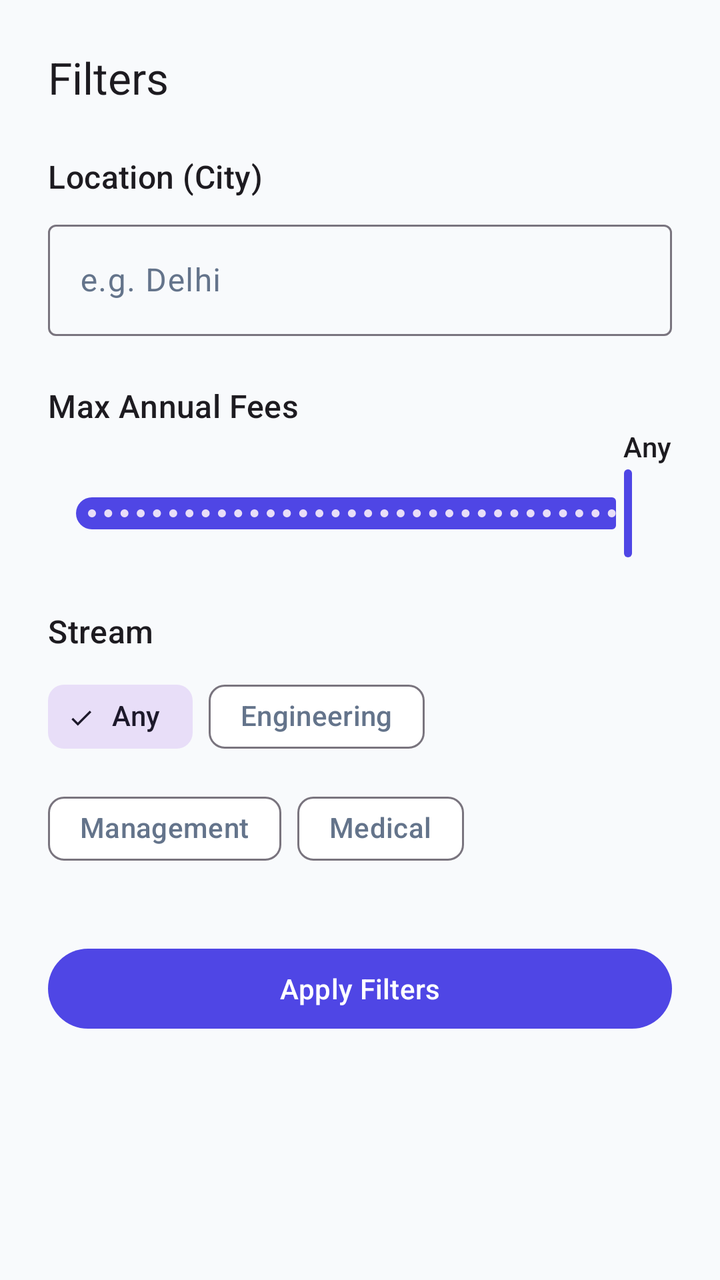
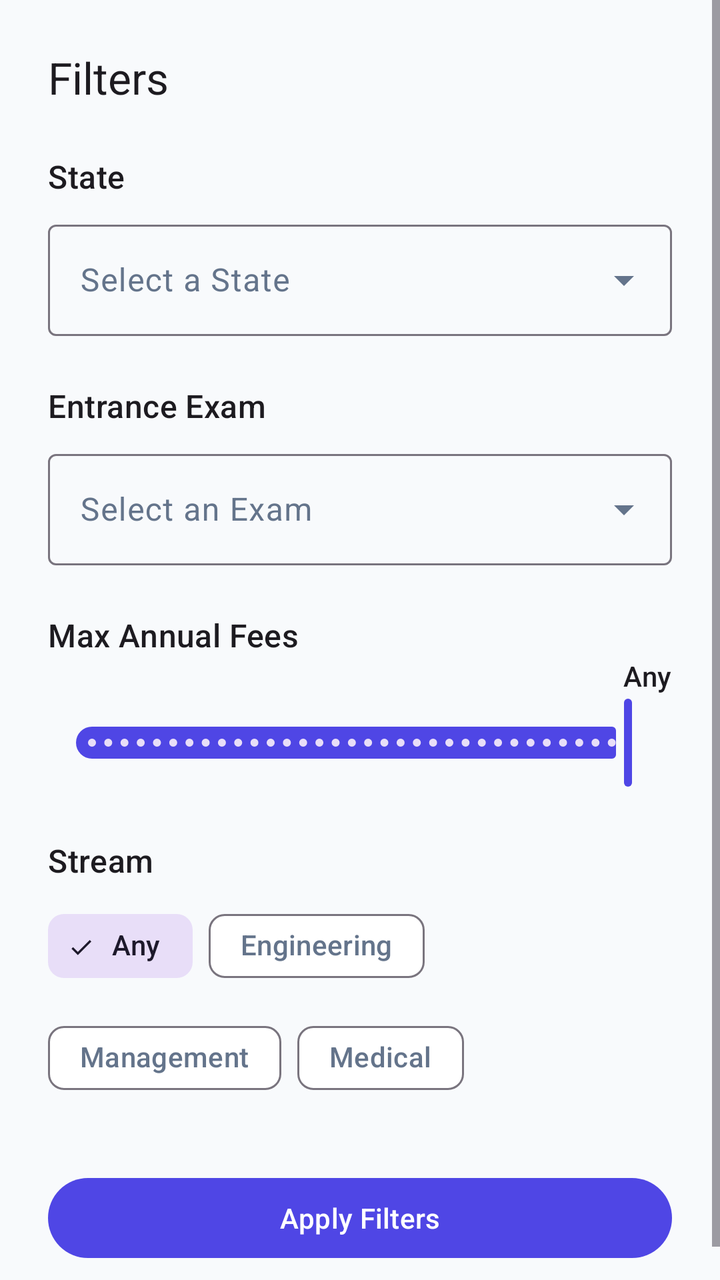

Before-and-after screenshots of an Android layout around one commit, followed by the original layout XML and the change that was made.
<!-- AndroidManifest.xml: application theme Theme.CareerFlow -->
<!-- res/layout/bottom_sheet_filter.xml -->
<?xml version="1.0" encoding="utf-8"?>
<ScrollView xmlns:android="http://schemas.android.com/apk/res/android"
    xmlns:app="http://schemas.android.com/apk/res-auto"
    xmlns:tools="http://schemas.android.com/tools"
    android:layout_width="match_parent"
    android:layout_height="wrap_content">

    <LinearLayout
        android:layout_width="match_parent"
        android:layout_height="wrap_content"
        android:orientation="vertical"
        android:padding="24dp">

        <TextView
            android:layout_width="wrap_content"
            android:layout_height="wrap_content"
            android:text="@string/filter_title"
            android:textAppearance="@style/TextAppearance.Material3.TitleLarge" />

        <TextView
            android:layout_width="wrap_content"
            android:layout_height="wrap_content"
            android:layout_marginTop="24dp"
            android:text="@string/filter_location_label"
            android:textAppearance="@style/TextAppearance.Material3.TitleMedium"/>

        <com.google.android.material.textfield.TextInputLayout
            android:id="@+id/location_layout"
            style="@style/Widget.Material3.TextInputLayout.OutlinedBox"
            android:layout_width="match_parent"
            android:layout_height="wrap_content"
            android:layout_marginTop="8dp"
            android:hint="@string/filter_location_hint">
            <com.google.android.material.textfield.TextInputEditText
                android:id="@+id/location_edit_text"
                android:layout_width="match_parent"
                android:layout_height="wrap_content" />
        </com.google.android.material.textfield.TextInputLayout>

        <TextView
            android:layout_width="wrap_content"
            android:layout_height="wrap_content"
            android:layout_marginTop="24dp"
            android:text="@string/filter_fees_label"
            android:textAppearance="@style/TextAppearance.Material3.TitleMedium"/>

        <TextView
            android:id="@+id/fees_value_text"
            android:layout_width="wrap_content"
            android:layout_height="wrap_content"
            android:layout_gravity="end"
            android:text="@string/filter_option_any"
            android:textAppearance="@style/TextAppearance.Material3.LabelLarge"/>

        <com.google.android.material.slider.Slider
            android:id="@+id/fees_slider"
            android:layout_width="match_parent"
            android:layout_height="wrap_content"
            android:stepSize="1.0"
            android:value="50.0"
            android:valueFrom="1.0"
            android:valueTo="50.0"
            tools:ignore="SpeakableTextPresentCheck" />

        <TextView
            android:layout_width="wrap_content"
            android:layout_height="wrap_content"
            android:layout_marginTop="24dp"
            android:text="@string/filter_stream_label"
            android:textAppearance="@style/TextAppearance.Material3.TitleMedium"/>

        <com.google.android.material.chip.ChipGroup
            android:id="@+id/streamChipGroup"
            android:layout_width="match_parent"
            android:layout_height="wrap_content"
            android:layout_marginTop="8dp"
            app:singleSelection="true">

            <com.google.android.material.chip.Chip
                android:id="@+id/chip_any"
                style="@style/Widget.Material3.Chip.Filter"
                android:layout_width="wrap_content"
                android:layout_height="wrap_content"
                android:text="@string/filter_option_any"
                android:checked="true"/>

            <com.google.android.material.chip.Chip
                android:id="@+id/chip_engineering"
                style="@style/Widget.Material3.Chip.Filter"
                android:layout_width="wrap_content"
                android:layout_height="wrap_content"
                android:text="@string/filter_stream_engineering" />

            <com.google.android.material.chip.Chip
                android:id="@+id/chip_management"
                style="@style/Widget.Material3.Chip.Filter"
                android:layout_width="wrap_content"
                android:layout_height="wrap_content"
                android:text="@string/filter_stream_management" />

            <com.google.android.material.chip.Chip
                android:id="@+id/chip_medical"
                style="@style/Widget.Material3.Chip.Filter"
                android:layout_width="wrap_content"
                android:layout_height="wrap_content"
                android:text="@string/filter_stream_medical" />

        </com.google.android.material.chip.ChipGroup>

        <com.google.android.material.button.MaterialButton
            android:id="@+id/apply_filters_button"
            android:layout_width="match_parent"
            android:layout_height="wrap_content"
            android:layout_marginTop="32dp"
            android:text="@string/apply_filters" />

    </LinearLayout>
</ScrollView>
<!-- resources referenced by this layout -->
<resources>
  <string name="apply_filters">Apply Filters</string>
  <string name="filter_fees_label">Max Annual Fees</string>
  <string name="filter_location_hint">e.g. Delhi</string>
  <string name="filter_location_label">Location (City)</string>
  <string name="filter_option_any">Any</string>
  <string name="filter_stream_engineering">Engineering</string>
  <string name="filter_stream_label">Stream</string>
  <string name="filter_stream_management">Management</string>
  <string name="filter_stream_medical">Medical</string>
  <string name="filter_title">Filters</string>
  <style name="Theme.CareerFlow" parent="Theme.Material3.DayNight.NoActionBar">
          <item name="colorPrimary">@color/primary</item>
          <item name="colorPrimaryVariant">@color/primary_variant</item>
          <item name="colorOnPrimary">@color/white</item>
          <item name="colorSecondary">@color/secondary</item>
          <item name="colorOnSecondary">@color/white</item>
  
          <item name="android:colorBackground">@color/background</item>
          <item name="colorSurface">@color/surface</item>
          <item name="colorOnBackground">@color/text_primary</item>
          <item name="colorOnSurface">@color/text_primary</item>
          <item name="colorOnSurfaceVariant">@color/text_secondary</item>
  
          <item name="colorSuccess">@color/success</item>
          <item name="colorInfo">@color/info</item>
  
          <item name="android:statusBarColor">@android:color/transparent</item>
          <item name="android:windowLightStatusBar">true</item>
          <item name="android:navigationBarColor">@android:color/transparent</item>
      </style>
  <color name="primary">#4F46E5</color>
  <color name="primary_variant">#3730A3</color>
  <color name="white">#FFFFFFFF</color>
  <color name="secondary">#0D9488</color>
  <color name="background">#F8FAFC</color>
  <color name="surface">#FFFFFF</color>
  <color name="text_primary">#1E293B</color>
  <color name="text_secondary">#64748B</color>
  <color name="success">#059669</color>
  <color name="info">#2563EB</color>
</resources>

<!-- the commit's change to res/layout/bottom_sheet_filter.xml (unified diff, before → after) -->
@@ -3,7 +3,8 @@
     xmlns:app="http://schemas.android.com/apk/res-auto"
     xmlns:tools="http://schemas.android.com/tools"
     android:layout_width="match_parent"
-    android:layout_height="wrap_content">
+    android:layout_height="wrap_content"
+    tools:context=".ui.colleges.FilterBottomSheetFragment">
 
     <LinearLayout
         android:layout_width="match_parent"
@@ -21,20 +22,44 @@
             android:layout_width="wrap_content"
             android:layout_height="wrap_content"
             android:layout_marginTop="24dp"
-            android:text="@string/filter_location_label"
+            android:text="State"
             android:textAppearance="@style/TextAppearance.Material3.TitleMedium"/>
 
         <com.google.android.material.textfield.TextInputLayout
-            android:id="@+id/location_layout"
-            style="@style/Widget.Material3.TextInputLayout.OutlinedBox"
+            android:id="@+id/state_layout"
+            style="@style/Widget.Material3.TextInputLayout.OutlinedBox.ExposedDropdownMenu"
             android:layout_width="match_parent"
             android:layout_height="wrap_content"
             android:layout_marginTop="8dp"
-            android:hint="@string/filter_location_hint">
-            <com.google.android.material.textfield.TextInputEditText
-                android:id="@+id/location_edit_text"
+            android:hint="Select a State">
+
+            <AutoCompleteTextView
+                android:id="@+id/state_autocomplete"
                 android:layout_width="match_parent"
-                android:layout_height="wrap_content" />
+                android:layout_height="wrap_content"
+                android:inputType="none"/>
+        </com.google.android.material.textfield.TextInputLayout>
+
+        <TextView
+            android:layout_width="wrap_content"
+            android:layout_height="wrap_content"
+            android:layout_marginTop="24dp"
+            android:text="Entrance Exam"
+            android:textAppearance="@style/TextAppearance.Material3.TitleMedium"/>
+
+        <com.google.android.material.textfield.TextInputLayout
+            android:id="@+id/exam_layout"
+            style="@style/Widget.Material3.TextInputLayout.OutlinedBox.ExposedDropdownMenu"
+            android:layout_width="match_parent"
+            android:layout_height="wrap_content"
+            android:layout_marginTop="8dp"
+            android:hint="Select an Exam">
+
+            <AutoCompleteTextView
+                android:id="@+id/exam_autocomplete"
+                android:layout_width="match_parent"
+                android:layout_height="wrap_content"
+                android:inputType="none"/>
         </com.google.android.material.textfield.TextInputLayout>
 
         <TextView
@@ -56,11 +81,10 @@
             android:id="@+id/fees_slider"
             android:layout_width="match_parent"
             android:layout_height="wrap_content"
-            android:stepSize="1.0"
-            android:value="50.0"
             android:valueFrom="1.0"
             android:valueTo="50.0"
-            tools:ignore="SpeakableTextPresentCheck" />
+            android:stepSize="1.0"
+            android:value="50.0"/>
 
         <TextView
             android:layout_width="wrap_content"
<!-- resource entries referenced after the edit -->
@@ -2,8 +2,6 @@
 <resources>
   <string name="apply_filters">Apply Filters</string>
   <string name="filter_fees_label">Max Annual Fees</string>
-  <string name="filter_location_hint">e.g. Delhi</string>
-  <string name="filter_location_label">Location (City)</string>
   <string name="filter_option_any">Any</string>
   <string name="filter_stream_engineering">Engineering</string>
   <string name="filter_stream_label">Stream</string>
